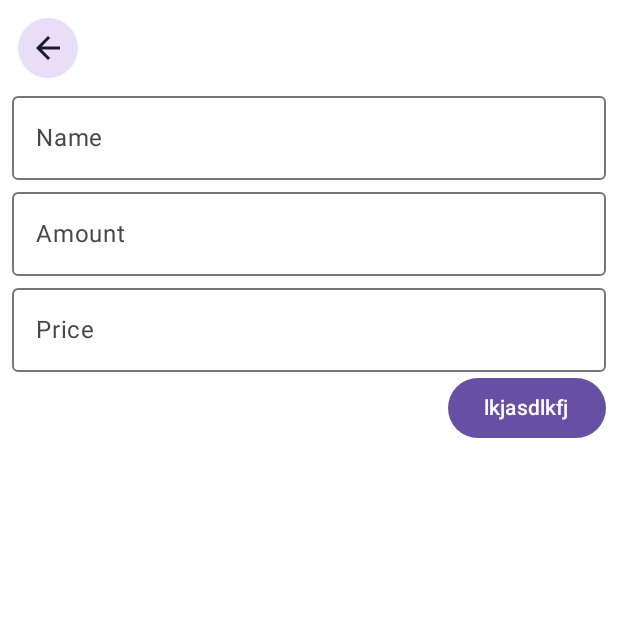
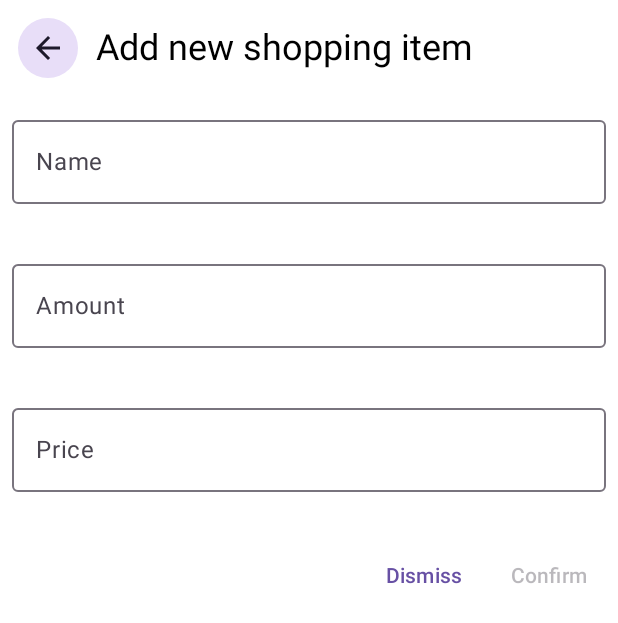
Before and after one commit to Brendon-Mendicino/HouseShare2, an Android app built with Jetpack Compose: the @Preview function FormPreview, on a phone screen of 412 x 824 dp. Shown: the top 623 px of the screen. Run offline under Robolectric (Android 15) with nearby library versions, the phone set to English and light mode, and no system bars.

Commit message:
feat(shopping): added shopping screen with add and delte items.

```diff
--- a/app/src/main/AndroidManifest.xml
+++ b/app/src/main/AndroidManifest.xml
@@ -16,8 +16,8 @@
         <activity
             android:name=".MainActivity"
             android:exported="true"
-            android:label="@string/app_name"
-            android:theme="@style/Theme.HouseShare2">
+            android:theme="@style/Theme.HouseShare2"
+            android:windowSoftInputMode="adjustResize">
             <intent-filter>
                 <action android:name="android.intent.action.MAIN" />
 
--- a/app/src/main/java/lol/terabrendon/houseshare2/MainActivity.kt
+++ b/app/src/main/java/lol/terabrendon/houseshare2/MainActivity.kt
@@ -3,6 +3,7 @@ package lol.terabrendon.houseshare2
 import android.os.Bundle
 import androidx.activity.ComponentActivity
 import androidx.activity.compose.setContent
+import androidx.activity.enableEdgeToEdge
 import androidx.compose.foundation.layout.fillMaxSize
 import androidx.compose.material3.MaterialTheme
 import androidx.compose.material3.Surface
@@ -15,6 +16,8 @@ import lol.terabrendon.houseshare2.ui.theme.HouseShare2Theme
 class MainActivity : ComponentActivity() {
     override fun onCreate(savedInstanceState: Bundle?) {
         super.onCreate(savedInstanceState)
+        enableEdgeToEdge()
+
         setContent {
             HouseShare2Theme {
                 // A surface container using the 'background' color from the theme
--- a/app/src/main/java/lol/terabrendon/houseshare2/presentation/ShoppingScreen.kt
+++ b/app/src/main/java/lol/terabrendon/houseshare2/presentation/ShoppingScreen.kt
@@ -4,6 +4,7 @@ import android.icu.text.NumberFormat
 import android.icu.util.Currency
 import androidx.compose.foundation.ExperimentalFoundationApi
 import androidx.compose.foundation.combinedClickable
+import androidx.compose.foundation.layout.Arrangement
 import androidx.compose.foundation.layout.Box
 import androidx.compose.foundation.layout.Column
 import androidx.compose.foundation.layout.Row
@@ -14,18 +15,22 @@ import androidx.compose.foundation.layout.padding
 import androidx.compose.foundation.layout.requiredWidth
 import androidx.compose.foundation.lazy.LazyColumn
 import androidx.compose.foundation.lazy.items
+import androidx.compose.foundation.rememberScrollState
 import androidx.compose.foundation.text.KeyboardOptions
+import androidx.compose.foundation.verticalScroll
 import androidx.compose.material.icons.Icons
-import androidx.compose.material.icons.filled.ArrowBack
+import androidx.compose.material.icons.automirrored.filled.ArrowBack
+import androidx.compose.material.icons.filled.Error
 import androidx.compose.material.icons.filled.FoodBank
 import androidx.compose.material.icons.outlined.Cancel
-import androidx.compose.material3.Button
 import androidx.compose.material3.Checkbox
 import androidx.compose.material3.FilledTonalIconButton
 import androidx.compose.material3.Icon
 import androidx.compose.material3.IconButton
+import androidx.compose.material3.MaterialTheme
 import androidx.compose.material3.OutlinedTextField
 import androidx.compose.material3.Text
+import androidx.compose.material3.TextButton
 import androidx.compose.runtime.Composable
 import androidx.compose.runtime.getValue
 import androidx.compose.runtime.mutableIntStateOf
@@ -36,6 +41,7 @@ import androidx.compose.ui.Alignment
 import androidx.compose.ui.Modifier
 import androidx.compose.ui.platform.LocalView
 import androidx.compose.ui.res.stringResource
+import androidx.compose.ui.text.input.ImeAction
 import androidx.compose.ui.text.input.KeyboardType
 import androidx.compose.ui.tooling.preview.Preview
 import androidx.compose.ui.unit.dp
@@ -77,70 +83,92 @@ private val currencyFormat = NumberFormat.getCurrencyInstance().apply {
 
 @Composable
 fun ShoppingItemForm(
-    modifier: Modifier = Modifier,
-    onFinish: (ShoppingItemModel) -> Unit,
-    onBack: () -> Unit
+    modifier: Modifier = Modifier, onFinish: (ShoppingItemModel) -> Unit, onBack: () -> Unit
 ) {
     val textModifier = Modifier.fillMaxWidth()
+    val scrollState = rememberScrollState()
     var name by rememberSaveable { mutableStateOf("") }
     var amount by rememberSaveable { mutableIntStateOf(0) }
     var price by rememberSaveable { mutableStateOf<Double?>(null) }
 
-    Column(modifier.padding(8.dp)) {
+    val nameError = { name.isEmpty() }
+    val amountError = { amount <= 0 }
+    val errors = listOf(nameError, amountError)
+
+    Column(
+        modifier
+            .padding(8.dp)
+            .verticalScroll(scrollState),
+        verticalArrangement = Arrangement.spacedBy(16.dp)
+    ) {
+        Row(verticalAlignment = Alignment.CenterVertically) {
             FilledTonalIconButton(onClick = { onBack() }) {
-            Icon(imageVector = Icons.Filled.ArrowBack, contentDescription = null)
+                Icon(
+                    imageVector = Icons.AutoMirrored.Filled.ArrowBack,
+                    contentDescription = null
+                )
             }
-        OutlinedTextField(
+
+            Spacer(Modifier.requiredWidth(8.dp))
+
+            Text("Add new shopping item", style = MaterialTheme.typography.headlineSmall)
+        }
+
+
+        FormTextField(
             value = name,
             onValueChange = { name = it },
-            trailingIcon = {
-                if (name == "") return@OutlinedTextField
-
-                IconButton(onClick = { name = "" }) {
-                    Icon(imageVector = Icons.Outlined.Cancel, contentDescription = null)
-                }
-            },
             label = {
                 Text(stringResource(R.string.name))
             },
+            keyboardOptions = KeyboardOptions(
+                imeAction = ImeAction.Next
+            ),
+            isError = { nameError() },
+            errorText = {
+                Text(stringResource(R.string.name_should_not_be_empty))
+            },
             modifier = textModifier
         )
-        OutlinedTextField(
+        FormTextField(
             value = if (amount != 0) amount.toString() else "",
-            onValueChange = { it.toIntOrNull()?.let { newAmount -> amount = newAmount } },
-            trailingIcon = {
-                if (amount == 0) return@OutlinedTextField
-
-                IconButton(onClick = { amount = 0 }) {
-                    Icon(imageVector = Icons.Outlined.Cancel, contentDescription = null)
-                }
+            onValueChange = {
+                amount = it.toIntOrNull() ?: 0
             },
             label = {
                 Text(stringResource(R.string.amount))
             },
-            keyboardOptions = KeyboardOptions(keyboardType = KeyboardType.Decimal),
+            isError = { amountError() },
+            errorText = {
+                Text(stringResource(R.string.amount_should_be_greater_than_0))
+            },
+            keyboardOptions = KeyboardOptions(
+                keyboardType = KeyboardType.Decimal, imeAction = ImeAction.Next
+            ),
             modifier = textModifier
         )
-        OutlinedTextField(
-            value = price?.let { currencyFormat.format(it) } ?: "",
+        FormTextField(value = price?.let { currencyFormat.format(it) } ?: "",
             onValueChange = { newPrice ->
                 price = currencyFormat.runCatching { parse(newPrice).toDouble() }.getOrNull()
-            },
-            trailingIcon = {
-                if (price == null) return@OutlinedTextField
-
-                IconButton(onClick = { price = null }) {
-                    Icon(imageVector = Icons.Outlined.Cancel, contentDescription = null)
-                }
             },
             label = {
                 Text(stringResource(R.string.price))
             },
-            keyboardOptions = KeyboardOptions(keyboardType = KeyboardType.Number),
+            keyboardOptions = KeyboardOptions(
+                keyboardType = KeyboardType.Number, imeAction = ImeAction.Done
+            ),
             modifier = textModifier
         )
 
-        Button(onClick = {
+        Row(
+            horizontalArrangement = Arrangement.spacedBy(8.dp, Alignment.End),
+            modifier = Modifier.fillMaxWidth()
+        ) {
+            TextButton(onClick = { onBack() }) {
+                Text(stringResource(R.string.dismiss))
+            }
+
+            TextButton(onClick = {
                 onFinish(
                     ShoppingItemModel(
                         id = 0,
@@ -151,10 +179,58 @@ fun ShoppingItemForm(
                         selected = false,
                     )
                 )
-        }, modifier = Modifier.align(Alignment.End)) {
-            Text("lkjasdlkfj")
+            }, enabled = !errors.any { isError -> isError() }) {
+                Text(stringResource(R.string.confirm))
             }
         }
+    }
+}
+
+@Composable
+private fun FormTextField(
+    modifier: Modifier = Modifier,
+    label: @Composable () -> Unit = {},
+    errorText: @Composable () -> Unit = {},
+    isError: () -> Boolean = { false },
+    keyboardOptions: KeyboardOptions = KeyboardOptions(),
+    onValueChange: (String) -> Unit,
+    value: String,
+) {
+    var used by rememberSaveable { mutableStateOf(false) }
+    val error = if (!used) false else isError()
+
+    OutlinedTextField(
+        value = value,
+        onValueChange = {
+            onValueChange(it)
+            used = true
+        },
+        trailingIcon = {
+            if (error) {
+                Icon(
+                    Icons.Filled.Error,
+                    stringResource(R.string.error),
+                    tint = MaterialTheme.colorScheme.error
+                )
+                return@OutlinedTextField
+            }
+
+            if (value == "") return@OutlinedTextField
+
+            IconButton(onClick = { onValueChange("") }) {
+                Icon(imageVector = Icons.Outlined.Cancel, contentDescription = null)
+            }
+        },
+        supportingText = {
+            if (error) {
+                errorText()
+            }
+        },
+        keyboardOptions = keyboardOptions,
+        label = { label() },
+        isError = error,
+        modifier = modifier,
+    )
 }
 
 @OptIn(ExperimentalFoundationApi::class)
@@ -167,12 +243,9 @@ private fun ShoppingListItem(
     val spacerModifier = Modifier.requiredWidth(16.dp)
 
     Box(
-        modifier
-            .combinedClickable(
-                onLongClick = {
+        modifier.combinedClickable(onLongClick = {
             onChecked(shoppingItem.id, !shoppingItem.selected)
-                },
-                onClick = {})
+        }, onClick = {})
     ) {
         Row(
             modifier = Modifier
--- a/app/src/main/res/values/strings.xml
+++ b/app/src/main/res/values/strings.xml
@@ -11,4 +11,7 @@
     <string name="delete_shopping_items">Delete shopping items?</string>
     <string name="confirm">Confirm</string>
     <string name="dismiss">Dismiss</string>
+    <string name="error">Error</string>
+    <string name="name_should_not_be_empty">Name should not be empty!</string>
+    <string name="amount_should_be_greater_than_0">Amount should be greater than 0!</string>
 </resources>
```
Also changed, not shown: app/src/main/java/lol/terabrendon/houseshare2/presentation/AnimatedFabContainer.kt (+49 -91 lines), app/src/main/java/lol/terabrendon/houseshare2/presentation/HouseShareMain.kt (+27 -5 lines). Lines whose indentation alone changed are shown as unchanged.
